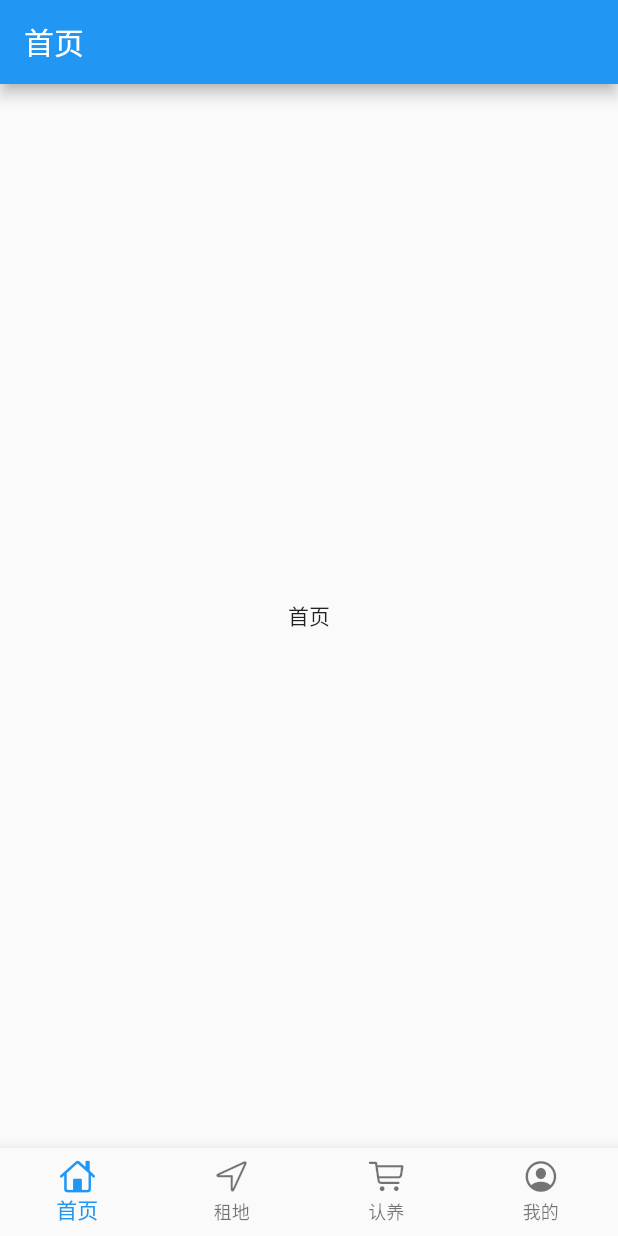
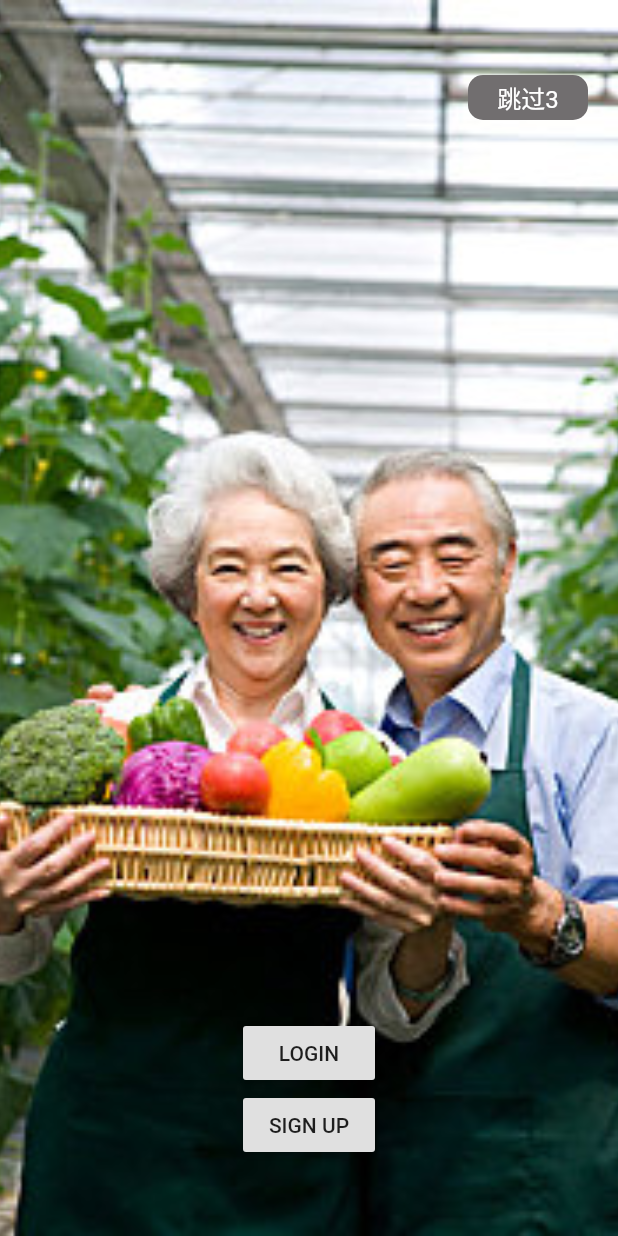
Before and after one commit to 954545647/commerce_shop_flutter, a Flutter app: the screen it shows after launch, on a phone screen of 412 x 824 dp. Run offline on Flutter 3.47's test engine with Material 2 defaults, Android fonts, the phone set to English and light mode, and no system bars; our stand-ins replace flutter_redux, flutter_screenutil, redux.

Commit message:
欢迎页+集成redux+屏幕适配

```diff
--- a/lib/main.dart
+++ b/lib/main.dart
@@ -1,22 +1,79 @@
 import 'package:flutter/material.dart';
-import './pages/index.dart';
+import 'package:commerce_shop_flutter/pages/home.dart';
+import 'package:commerce_shop_flutter/pages/market.dart';
+import 'package:commerce_shop_flutter/pages/user_center.dart';
+import 'package:commerce_shop_flutter/pages/rent_land.dart';
+import 'package:commerce_shop_flutter/pages/welcome.dart';
+import 'package:commerce_shop_flutter/pages/index.dart';
+import 'package:commerce_shop_flutter/components/welcome/Login.dart';
+import 'package:commerce_shop_flutter/model/reducer.dart';
+import 'package:commerce_shop_flutter/model/state.dart';
+import 'package:redux/redux.dart';
+import 'package:flutter_redux/flutter_redux.dart';
 
 void main() {
-  runApp(MyApp(
-  ));
+  Store<AppState> store = new Store<AppState>(mainReducer,
+      initialState: new AppState(auth: new AuthState()));
+  runApp(MyApp(store: store));
 }
 
 class MyApp extends StatelessWidget {
+  final Store<AppState> store;
+  MyApp({Key key, this.store}) : super(key: key);
   @override
   Widget build(BuildContext context) {
-    return
-       MaterialApp(
-        title: '认养农场',
-        debugShowCheckedModeBanner: false, // 关闭debug显示条
-        theme: ThemeData(
-          // primaryColor: Colors.lightGreen,
-        ),
-        home: IndexPage()
-    );
+    return new StoreProvider<AppState>(
+        store: store,
+        child: MaterialApp(
+          title: '认养农场',
+          debugShowCheckedModeBanner: false, // 关闭debug显示条
+          theme: ThemeData(
+            primaryColor: Color.fromRGBO(37, 102, 177, 1),
+          ),
+          routes: {
+            '/welcome': (context) => Welcome(),
+            '/index': (context)=> IndexPage(),
+            '/home': (context) => Home(),
+            '/login': (context) => Login(),
+            '/market': (context, {arguments}) => Market(),
+            '/userCenter': (context, {arguments}) => UserCenter(),
+            '/rentLand': (context, {arguments}) => RentLand()
+          },
+          // initialRoute: '/welcome',
+          home: new StoreConnector<AppState, AppState>(
+            builder: (BuildContext context, AppState state) {
+              return new Welcome(
+                  isLogin: state.auth.isLogin, userName: state.auth.userName);
+            },
+            converter: (Store<AppState> store) {
+              return store.state;
+            },
+          ),
+        ));
   }
 }
+
+// class MyApp extends StatelessWidget {
+//   final Store<AppState> store;
+//   MyApp({Key key, this.store}) : super(key: key);
+//   @override
+//   Widget build(BuildContext context) {
+//     return
+//         MaterialApp(
+//           title: '认养农场',
+//           debugShowCheckedModeBanner: false, // 关闭debug显示条
+//           theme: ThemeData(
+//             primaryColor: Color.fromRGBO(37, 102, 177, 1),
+//           ),
+//           routes: {
+//             '/welcome': (context) => Welcome(),
+//             '/home': (context) => Home(),
+//             '/market': (context, {arguments}) => Market(),
+//             '/userCenter': (context, {arguments}) => UserCenter(),
+//             '/rentLand': (context, {arguments}) => RentLand()
+//           },
+//           // initialRoute: '/welcome',
+//           home: Welcome(),
+//         );
+//   }
+// }
--- /dev/null
+++ b/lib/model/state.dart
@@ -0,0 +1,12 @@
+
+// 管理登录状态
+class AuthState {
+  bool isLogin = false; //是否登录
+  String userName; //用户名
+  String password; //密码
+}
+
+class AppState {
+  AuthState auth; // 登录
+  AppState({this.auth});
+}
--- a/lib/pages/home.dart
+++ b/lib/pages/home.dart
@@ -1,4 +1,5 @@
 import 'package:flutter/material.dart';
+import 'package:commerce_shop_flutter/components/welcome/UserCenter.dart';
 
 class Home extends StatelessWidget {
   @override
@@ -8,7 +9,7 @@ class Home extends StatelessWidget {
         title: Text('首页'),
       ),
       body: Center(
-        child: Text('首页'),
+        child: UserCenter(),
       ),
     );
   }
--- a/lib/pages/index.dart
+++ b/lib/pages/index.dart
@@ -4,6 +4,7 @@ import 'package:commerce_shop_flutter/pages/home.dart';
 import 'package:commerce_shop_flutter/pages/market.dart';
 import 'package:commerce_shop_flutter/pages/user_center.dart';
 import 'package:commerce_shop_flutter/pages/rent_land.dart';
+import 'package:flutter_screenutil/flutter_screenutil.dart';
 
 class IndexPage extends StatefulWidget {
   final int counter;
@@ -46,6 +47,7 @@ class _IndexPageState extends State<IndexPage> {
 
   @override
   Widget build(BuildContext context) {
+    ScreenUtil.instance =ScreenUtil(width: 750,height: 1334,allowFontScaling: true)..init(context);
     return Scaffold(
       backgroundColor: Color.fromARGB(244, 245, 245, 1),
       bottomNavigationBar: BottomNavigationBar(
@@ -64,6 +66,7 @@ class _IndexPageState extends State<IndexPage> {
       body: IndexedStack(
         index: _currentIndex,
         children: tabPages,
-        ));
+      )
+    );
   }
 }
--- /dev/null
+++ b/lib/pages/welcome.dart
@@ -0,0 +1,133 @@
+import 'package:flutter/material.dart';
+import 'package:flutter/services.dart';
+import 'dart:async';
+import './../model/state.dart';
+import 'package:commerce_shop_flutter/pages/index.dart';
+import 'package:commerce_shop_flutter/components/welcome/Login.dart';
+import 'package:commerce_shop_flutter/components/welcome/UserCenter.dart';
+import 'package:flutter_screenutil/flutter_screenutil.dart';
+import 'package:flutter_redux/flutter_redux.dart';
+
+class Welcome extends StatefulWidget {
+  final int counter;
+  final String userName;
+  final bool isLogin;
+  Welcome({this.counter, this.userName, this.isLogin});
+  @override
+  _WelcomeState createState() => _WelcomeState();
+}
+
+class _WelcomeState extends State<Welcome> {
+  int _count = 3;
+  Timer _timer;
+  @override
+  initState() {
+    super.initState();
+    this._timer = Timer.periodic(Duration(seconds: 1), (Timer timer) {
+      if (this._count <= 1) {
+        this._cancelTimer();
+        this._jumpToHomePage();
+      } else {
+        setState(() {
+          // this._count -= 1;
+        });
+      }
+    });
+  }
+
+  _jumpToHomePage() {
+    // 路由跳转，取消返回
+    Navigator.of(context).pushAndRemoveUntil(
+        new MaterialPageRoute(builder: (context) => new IndexPage()),
+        (route) => route == null);
+  }
+
+  // 清除定时器
+  _cancelTimer() {
+    this._timer.cancel();
+    this._timer = null;
+  }
+
+  @override
+  void dispose() {
+    super.dispose();
+    if (this._timer != null) {
+      this._cancelTimer();
+    }
+  }
+
+  @override
+  Widget build(BuildContext context) {
+    ScreenUtil.instance =
+        ScreenUtil(width: 750, height: 1334, allowFontScaling: true)
+          ..init(context);
+    return Container(
+      child: AnnotatedRegion<SystemUiOverlayStyle>(
+        child: Scaffold(
+          body: Stack(
+            children: <Widget>[
+              Container(
+                width: double.infinity,
+                height: double.infinity,
+                child: Image.asset(
+                  "assets/images/welcome2.jpg",
+                  fit: BoxFit.cover,
+                ),
+              ),
+              Positioned(
+                right: 20.0,
+                top: 50.0,
+                child: InkWell(
+                  onTap: () {
+                    _jumpToHomePage();
+                  },
+                  child: Container(
+                      height: 30.0,
+                      width: 80.0,
+                      // alignment: Alignment.center,
+                      decoration: BoxDecoration(
+                        borderRadius: BorderRadius.circular(10.0),
+                        color: Color.fromRGBO(113, 110, 111, 1),
+                      ),
+                      child: Center(
+                        child: Text(
+                          '跳过$_count',
+                          style: TextStyle(fontSize: 16.0, color: Colors.white),
+                        ),
+                      )),
+                ),
+              ),
+              Positioned(
+                bottom: 50.0,
+                child: Container(
+                  alignment: Alignment.center,
+                  width: ScreenUtil().setWidth(750),
+                  child: Center(
+                    child: Column(
+                      crossAxisAlignment: CrossAxisAlignment.center,
+                      children: <Widget>[
+                        RaisedButton(
+                          child: Text('LOGIN'),
+                          onPressed: () {
+                            Navigator.pushNamed(context, '/login');
+                          },
+                        ),
+                        RaisedButton(
+                          child: Text('SIGN UP'),
+                          onPressed: () {
+                            Navigator.pushNamed(context, '/home');
+                          },
+                        ),
+                      ],
+                    ),
+                  ),
+                ),
+              ),
+            ],
+          ),
+        ),
+        value: SystemUiOverlayStyle.dark,
+      ),
+    );
+  }
+}
```
Also changed, not shown: lib/components/welcome/Login.dart (added, +86 -0 lines), lib/components/welcome/UserCenter.dart (added, +44 -0 lines), lib/model/actions.dart (added, +18 -0 lines), lib/model/reducer.dart (added, +20 -0 lines), lib/pages/market.dart (+6 -1 lines), pubspec.yaml (+5 -3 lines), assets/images/welcome.webp (added), assets/images/welcome2.jpg (added), lib/config/routes.dart (added), pubspec.lock, 1 other file. Lines whose indentation alone changed are shown as unchanged.
